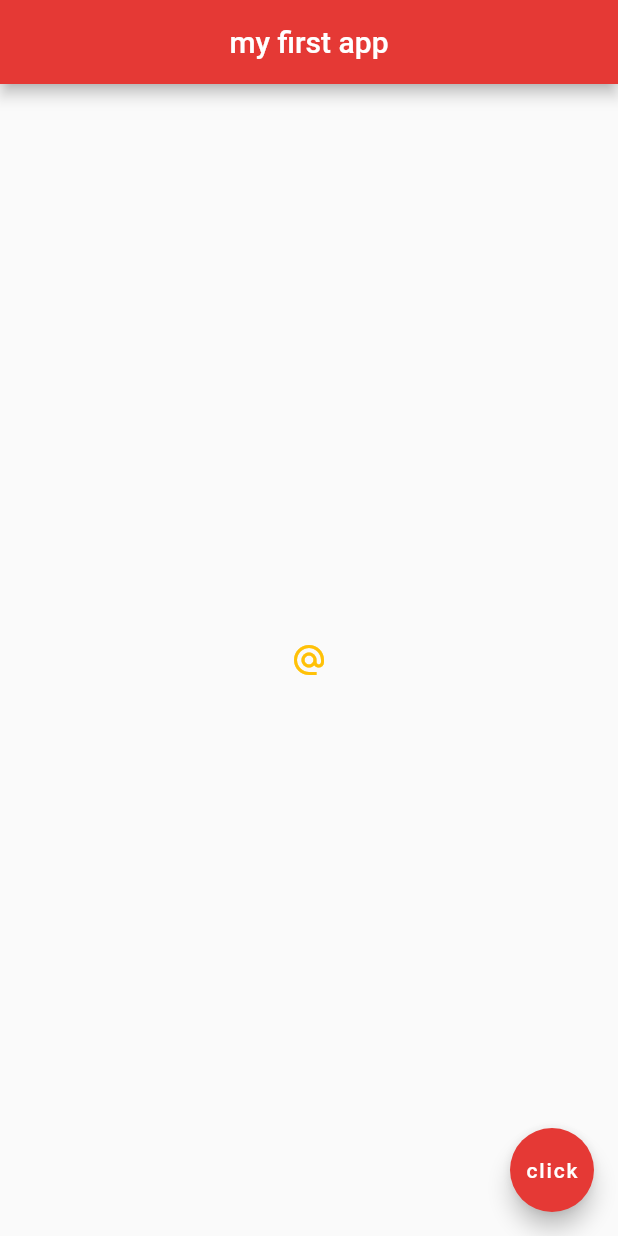
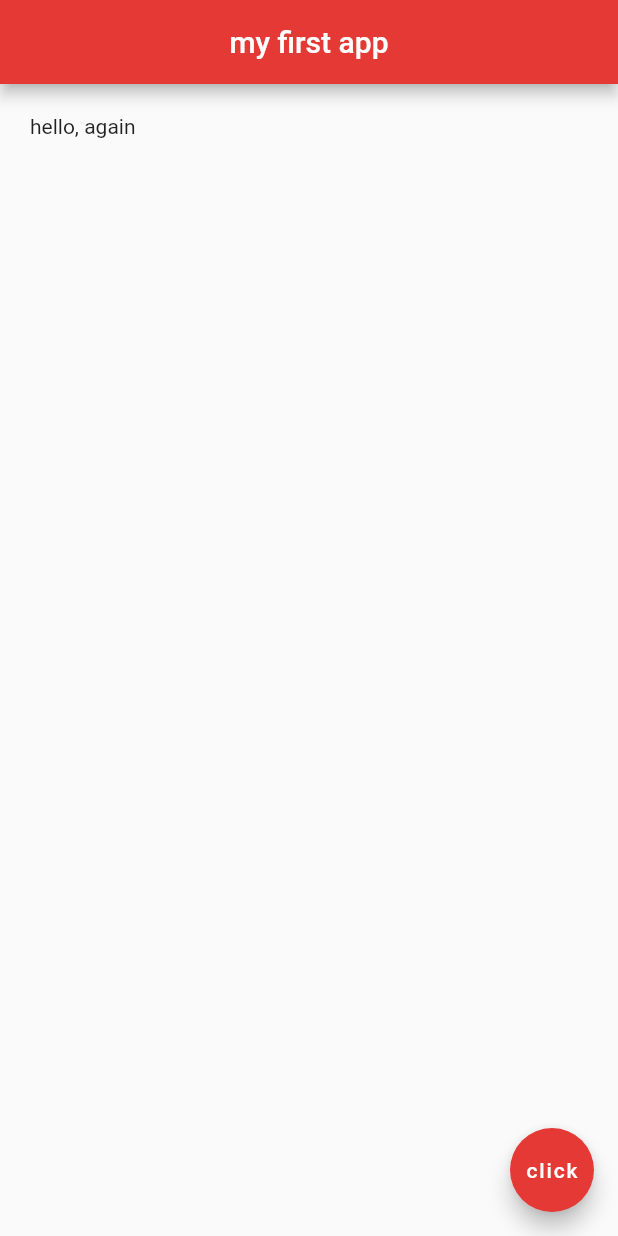
Before and after one commit to iamshaunjp/flutter-beginners-tutorial, a Flutter app: the screen it shows after launch, on a phone screen of 412 x 824 dp. Run offline on Flutter 3.47's test engine with Material 2 defaults, Android fonts, the phone set to English and light mode, and no system bars.

Commit message:
lesson-10

```diff
--- a/myapp/lib/main.dart
+++ b/myapp/lib/main.dart
@@ -13,14 +13,9 @@ class Home extends StatelessWidget {
           centerTitle: true,
           backgroundColor: Colors.red[600]
       ),
-      body: Center(
-        child: IconButton(
-          onPressed: () {
-            print('you clicked me');
-          },
-          icon: Icon(Icons.alternate_email),
-          color: Colors.amber,
-        ),
+      body: Padding(
+        padding: EdgeInsets.all(20.0),
+        child: Text('hello, again')
       ),
       floatingActionButton: FloatingActionButton(
         backgroundColor: Colors.red[600],
@@ -30,31 +25,11 @@ class Home extends StatelessWidget {
   }
 }
 
-// snippets for icons and buttons
+// snippets for padding & margin
 
-//  Icon(
-//    Icons.airport_shuttle,
-//    color: Colors.lightBlue,
-//    size: 50.0
+//  Container(
+//    margin: EdgeInsets.all(40.0),
+//    padding: EdgeInsets.all(30.0),
+//    color: Colors.grey[400],
+//    child: Text('hey, ninjas!'),
 //  ),
-
-//  RaisedButton(
-//    onPressed: () {
-//      print('you clicked me');
-//    },
-//    child: Text('click me'),
-//    color: Colors.lightBlue,
-//  ),
-
-//  FlatButton(
-//    onPressed: () {},
-//    child: Text('click me again'),
-//    color: Colors.amber
-//  ),
-
-//  RaisedButton.icon(
-//    onPressed: () {},
-//    icon: Icon(Icons.mail),
-//    label: Text('mail me'),
-//    color: Colors.amber,
-//  ),
```
